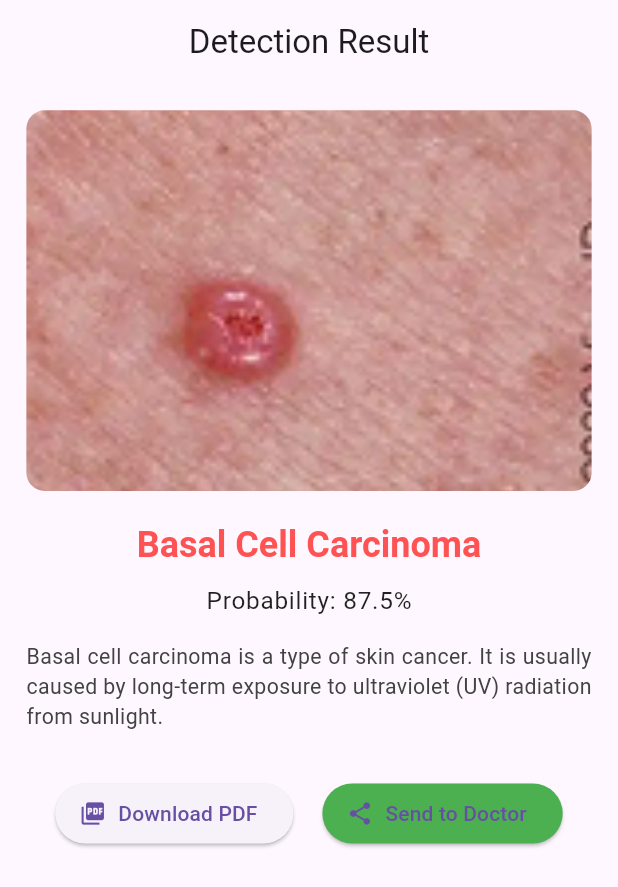
After one commit to aymanaboelela/scane-canser-detication-Mobile-App, a Flutter app: the InfoDetectionView screen opened by its route, after a tap on "Download PDF", on a phone screen of 412 x 824 dp. The commit adds this screen. Shown: the top 887 px of the screen. Run offline on Flutter 3.47's test engine with Material 3 defaults, Android fonts, the phone set to English and light mode, and no system bars; our stand-ins replace animate_do, bloc, flutter_bloc, flutter_screenutil, go_router, image_picker and 6 more; missing offline and left inert: persistent_bottom_nav_bar_2; accounts and stored records are empty; project files that could hold a hidden picture were left out.

Commit message:
feat: Implement call functionality and image picking feature
- Added CallCubit and CallUseCase for handling phone calls and WhatsApp messages.
- Created methods for making phone calls, sending WhatsApp messages, and opening Google Maps.
- Implemented image picking functionality with PickImageUseCase for selecting images from the gallery and camera.
- Developed InfoDetectionView to display cancer detection results, including options to download a PDF and share results with a doctor.
- Integrated PDF generation and saving functionality with generateAndSavePDF method.
- Added necessary state management and UI components for a seamless user experience.

```diff
--- /dev/null
+++ b/lib/controllers/call/call_state.dart
@@ -0,0 +1,6 @@
+part of 'call_cubit.dart';
+
+@immutable
+abstract class CallState {}
+
+class CallInitial extends CallState {}
--- a/lib/core/constants/colors.dart
+++ b/lib/core/constants/colors.dart
@@ -1,11 +1,34 @@
 import 'package:flutter/material.dart';
 
 abstract class AppColors {
+  // 🔵 Primary color
   static const primaryColor = Color(0xff00487c);
 
+  // ⚪ Basics
   static const white = Color(0xFFFFFFFF);
+  static const black = Color(0xFF000000);
+  static const transparent = Colors.transparent;
+
+  // ⚫ Greys
   static const darkGrey = Color(0xFF333333);
-  static const black = Color(0xFF000000);
+  static const lightGrey = Color(0xFFBDBDBD);
+  static const grey = Color(0xFF9E9E9E);
+  static const greyBackground = Color(0xFFF5F5F5);
+
+  // 🔴 Errors
   static const error = Color(0xFFD32F2F);
-  static const orang = Color(0xFFff8c00);
+  static const warning = Color(0xFFFFA000);
+
+  // 🟠 Accent
+  static const orange = Color(0xFFFF8C00); // Corrected spelling from "orang"
+  static const yellow = Color(0xFFFFEB3B);
+
+  // 🟢 Success
+  static const success = Color(0xFF388E3C);
+
+  // 🔵 Info
+  static const info = Color(0xFF2196F3);
+
+  // 🟣 Others
+  static const shadow = Color(0x1F000000); // 12% Black for shadows
 }
--- a/lib/core/utils/router/app_router.dart
+++ b/lib/core/utils/router/app_router.dart
@@ -1,10 +1,13 @@
 // import 'package:akodo_api/features/addHouse/presentation/controller/addhouse/add_house_stite.dart';
 
+import 'package:flutter_bloc/flutter_bloc.dart';
 import 'package:go_router/go_router.dart';
+import 'package:scan_canser_detection/controllers/call/call_cubit.dart';
 import 'package:scan_canser_detection/core/utils/router/page_transition.dart';
 import 'package:scan_canser_detection/presentation/views/create_account.dart';
 import 'package:scan_canser_detection/presentation/views/early_detection_view.dart';
 import 'package:scan_canser_detection/presentation/views/home_view.dart';
+import 'package:scan_canser_detection/presentation/views/info_ditection_view.dart';
 import 'package:scan_canser_detection/presentation/views/login_view.dart';
 import 'package:scan_canser_detection/presentation/views/on_bording_view.dart';
 import 'package:scan_canser_detection/presentation/views/privacy_and_policy.dart';
@@ -25,7 +28,8 @@ abstract class AppRouter {
   static const kEarlyDetectionView = '/earlyDetectionView';
   static const kUserManualView = '/userManualView';
   static const kPrivacyandpolicy = '/privacyAndPolicy';
-  static const kTeamsView= '/teamsView';
+  static const kTeamsView = '/teamsView';
+  static const kInfoDitectionView = '/InfoDitectionView';
   // edit house
 
   static final router = GoRouter(
@@ -81,6 +85,14 @@ abstract class AppRouter {
             PageTransitionManager.fadeTransition(const PrivacyPolicyView()),
       ),
       GoRoute(
+        path: kInfoDitectionView,
+        pageBuilder: (context, state) =>
+            PageTransitionManager.fadeTransition(BlocProvider(
+          create: (context) => CallCubit(),
+          child: InfoDetectionView(),
+        )),
+      ),
+      GoRoute(
         path: kTeamsView,
         pageBuilder: (context, state) =>
             PageTransitionManager.fadeTransition(const TeamsView()),
--- a/lib/presentation/views/home_view.dart
+++ b/lib/presentation/views/home_view.dart
@@ -38,10 +38,10 @@ class _HomeViewState extends State<HomeView> {
         onPressed: (_) => openImageSourceBottomSheet(context),
         icon: Container(
           child: Icon(Icons.camera_alt_outlined,
-              color: AppColors.primaryColor, size: 30.r),
+              color: AppColors.white, size: 30.r),
         ),
         title: ("Add Image"),
-        activeColorPrimary: AppColors.error.withOpacity(0.2),
+        activeColorPrimary: AppColors.primaryColor,
         inactiveColorPrimary: AppColors.darkGrey,
         textStyle: context.textTheme.bodySmall?.copyWith(
           fontSize: 10.sp,
@@ -56,7 +56,7 @@ class _HomeViewState extends State<HomeView> {
     return PersistentBottomNavBarItem(
       icon: Icon(icon),
       title: title,
-      activeColorPrimary: AppColors.orang,
+      activeColorPrimary: AppColors.orange,
       inactiveColorPrimary: AppColors.darkGrey,
       textStyle: context.textTheme.bodySmall,
     );
--- /dev/null
+++ b/lib/presentation/views/info_ditection_view.dart
@@ -0,0 +1,122 @@
+import 'package:flutter/material.dart';
+import 'package:flutter_bloc/flutter_bloc.dart';
+import 'package:flutter_screenutil/flutter_screenutil.dart';
+import 'package:scan_canser_detection/controllers/call/call_cubit.dart';
+import 'package:scan_canser_detection/core/constants/app_assets.dart';
+import 'package:scan_canser_detection/core/extentions/extentions.dart';
+import 'package:scan_canser_detection/presentation/widgets/generate_and_save_pdf.dart';
+
+class InfoDetectionView extends StatelessWidget {
+  const InfoDetectionView({super.key});
+
+  @override
+  Widget build(BuildContext context) {
+    final String cancerName = "Basal Cell Carcinoma";
+    final double probability = 87.5;
+    final String description =
+        "Basal cell carcinoma is a type of skin cancer. It is usually caused by long-term exposure to ultraviolet (UV) radiation from sunlight.";
+
+    final image = AssetImage(
+        AppAssets.detection1); // أو NetworkImage أو FileImage حسب حالتك
+
+    return Scaffold(
+      appBar: AppBar(
+        title: const Text("Detection Result"),
+        centerTitle: true,
+      ),
+      body: Padding(
+        padding: EdgeInsets.all(16.w),
+        child: SingleChildScrollView(
+          child: Column(
+            children: [
+              // 🖼️ الصورة
+              ClipRRect(
+                borderRadius: BorderRadius.circular(12.r),
+                child: Image(
+                  image: image,
+                  width: double.infinity,
+                  height: 250.h,
+                  fit: BoxFit.cover,
+                ),
+              ),
+              SizedBox(height: 20.h),
+
+              // 🧬 اسم السرطان
+              Text(
+                cancerName,
+                style: context.textTheme.headlineSmall!.copyWith(
+                  color: Colors.redAccent,
+                  fontWeight: FontWeight.bold,
+                ),
+              ),
+              SizedBox(height: 8.h),
+
+              // 📊 النسبة
+              Text(
+                "Probability: ${probability.toStringAsFixed(1)}%",
+                style: context.textTheme.bodyLarge!.copyWith(
+                  color: Colors.black87,
+                  fontSize: 16.sp,
+                ),
+              ),
+              SizedBox(height: 16.h),
+
+              // 📝 الوصف
+              Text(
+                description,
+                textAlign: TextAlign.justify,
+                style: context.textTheme.bodyMedium!.copyWith(
+                  fontSize: 14.sp,
+                  color: Colors.grey[800],
+                ),
+              ),
+              SizedBox(height: 30.h),
+
+              Row(
+                mainAxisAlignment: MainAxisAlignment.spaceEvenly,
+                children: [
+                  ElevatedButton.icon(
+                    onPressed: () async {
+                      await generateAndSavePDF(
+                        cancerName: "Basal Cell Carcinoma",
+                        probability: 87.5,
+                        description:
+                            "This is a test description for the cancer type.",
+                        imagePath: AppAssets
+                            .detection1, // Replace with your image path
+                      );
+                      ScaffoldMessenger.of(context).showSnackBar(
+                        const SnackBar(
+                            content: Text("تم حفظ الملف PDF بنجاح")),
+                      );
+                    },
+                    icon: const Icon(Icons.picture_as_pdf),
+                    label: const Text("Download PDF"),
+                  ),
+                  ElevatedButton.icon(
+                    onPressed: () {
+                      context.read<CallCubit>().whatsApp(
+                        phoneNumber: "01225796476",
+                        massege:
+                            "Hello, I have a detection result for you:\n\n"
+                            "Cancer Type: $cancerName\n"
+                            "Probability: ${probability.toStringAsFixed(1)}%\n"
+                            "Description: $description",
+                      );
+
+                    },
+                    icon: const Icon(Icons.share),
+                    label: const Text("Send to Doctor"),
+                    style: ElevatedButton.styleFrom(
+                      backgroundColor: Colors.green,
+                    ),
+                  ),
+                ],
+              ),
+            ],
+          ),
+        ),
+      ),
+    );
+  }
+}
--- a/lib/presentation/views/login_view.dart
+++ b/lib/presentation/views/login_view.dart
@@ -25,7 +25,7 @@ class _LoginScreenState extends State<LoginView> {
     return BlocConsumer<AuthCubit, AuthState>(
       listener: (context, state) {
         if (state is LoginSuccess) {
-          GoRouter.of(context).pushReplacement(AppRouter.kHomeView);
+          GoRouter.of(context)..pushReplacement(AppRouter.kHomeView);
         } else if (state is LoginError) {
           ScaffoldMessenger.of(context).showSnackBar(
             SnackBar(content: Text(state.message)),
--- /dev/null
+++ b/lib/presentation/widgets/generate_and_save_pdf.dart
@@ -0,0 +1,71 @@
+import 'dart:io';
+import 'package:flutter/services.dart' show rootBundle;
+import 'package:path_provider/path_provider.dart';
+import 'package:pdf/widgets.dart' as pw;
+import 'package:pdf/pdf.dart';
+
+Future<void> generateAndSavePDF({
+  required String cancerName,
+  required double probability,
+  required String description,
+  required String imagePath, // Asset image path
+}) async {
+  final pdf = pw.Document();
+
+  final imageBytes = await rootBundle.load(imagePath);
+  final image = pw.MemoryImage(imageBytes.buffer.asUint8List());
+
+  pdf.addPage(
+    pw.Page(
+      margin: const pw.EdgeInsets.all(20),
+      build: (pw.Context context) {
+        return pw.Column(
+          crossAxisAlignment: pw.CrossAxisAlignment.start,
+          children: [
+            pw.Center(
+              child: pw.Image(image, height: 200),
+            ),
+            pw.SizedBox(height: 20),
+            pw.Text(
+              "Detection Result",
+              style: pw.TextStyle(
+                fontSize: 24,
+                fontWeight: pw.FontWeight.bold,
+              ),
+            ),
+            pw.SizedBox(height: 12),
+            pw.Text(
+              "Cancer Type: $cancerName",
+              style: pw.TextStyle(fontSize: 18),
+            ),
+            pw.Text(
+              "Probability: ${probability.toStringAsFixed(1)}%",
+              style: pw.TextStyle(fontSize: 16),
+            ),
+            pw.SizedBox(height: 12),
+            pw.Text(
+              "Description:",
+              style: pw.TextStyle(
+                fontWeight: pw.FontWeight.bold,
+                fontSize: 16,
+              ),
+            ),
+            pw.Text(
+              description,
+              style: pw.TextStyle(fontSize: 14),
+            ),
+          ],
+        );
+      },
+    ),
+  );
+
+  // 📥 Get path & save PDF
+  final outputDir = await getTemporaryDirectory();
+  final filePath = "${outputDir.path}/re_cancer_result.pdf";
+  final file = File(filePath);
+  await file.writeAsBytes(await pdf.save());
+
+  // Optional: You can open it or show snackbar
+  print("PDF saved at: $filePath");
+}
--- a/pubspec.yaml
+++ b/pubspec.yaml
@@ -37,12 +37,18 @@ dependencies:
   flutter_svg: ^2.0.17
   go_router: ^14.8.0
   google_fonts: ^6.2.1
+  image_picker: ^1.1.2
   introduction_screen: ^3.1.14
   lottie: ^3.3.1
   modal_progress_hud_nsn: ^0.5.1
+  path_provider: ^2.1.5
+  pdf: ^3.11.3
   persistent_bottom_nav_bar_2: ^5.0.3
+  printing: ^5.14.2
   shared_preferences: ^2.5.2
   supabase_flutter: ^2.8.3
+  url_launcher: ^6.3.1
+  uuid: ^4.5.1
 
 dev_dependencies:
   flutter_lints: ^5.0.0
```
Also changed, not shown: lib/controllers/call/call_cubit.dart (added, +50 -0 lines), lib/data/use_cases/pickImage_use_case.dart (added, +53 -0 lines), lib/presentation/widgets/HistoryItem.dart (+9 -1 lines), lib/presentation/widgets/open_image_source_bottom_sheet.dart (+20 -11 lines), pubspec.lock, 131 other files.
